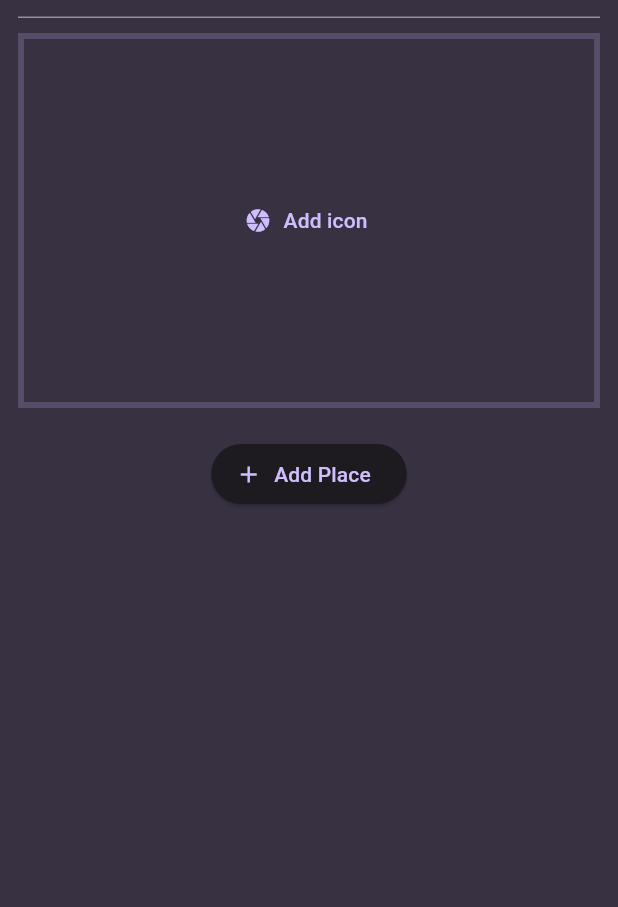
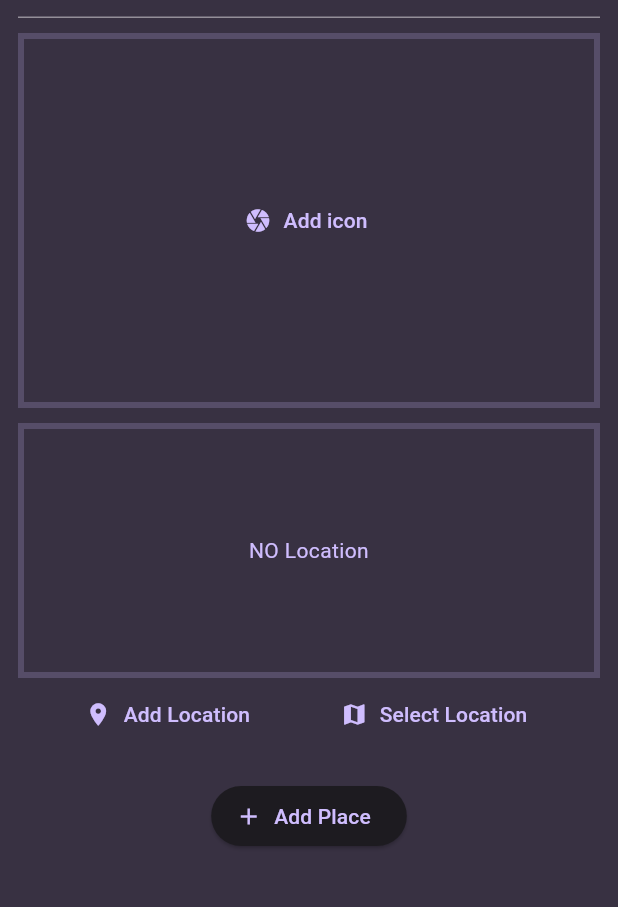
Before and after one commit to gitsak12/fav_place, a Flutter app: the AddPlaceScreen screen opened directly, on a phone screen of 412 x 824 dp, the part 156-1063 px from its top. Run offline on Flutter 3.47's test engine with Material 3 defaults, Android fonts, the phone set to English and light mode, and no system bars; our stand-ins replace flutter_riverpod, google_fonts, image_picker, location; missing offline and left inert: dart:ffi.

Commit message:
added location preview in app

```diff
--- a/lib/Screens/add_place.dart
+++ b/lib/Screens/add_place.dart
@@ -2,6 +2,7 @@ import 'dart:io';
 
 import 'package:favourite_place/Providers/user_places.dart';
 import 'package:favourite_place/Widgets/image_input.dart';
+import 'package:favourite_place/Widgets/location_input.dart';
 import 'package:favourite_place/models/place.dart';
 import 'package:flutter/cupertino.dart';
 import 'package:flutter/material.dart';
@@ -23,7 +24,9 @@ class _AddPlaceScreenState extends ConsumerState<AddPlaceScreen> {
     if (enteredText.isEmpty) {
       return;
     }
-    ref.read(userPlacesProvider.notifier).addPlace(enteredText, _selectedImage!);
+    ref
+        .read(userPlacesProvider.notifier)
+        .addPlace(enteredText, _selectedImage!);
     // agar hmm sirf provider name read kr rhe hai, agar hme notifier class read krni hai toh .notifier likho
     Navigator.of(context).pop();
   }
@@ -61,6 +64,10 @@ class _AddPlaceScreenState extends ConsumerState<AddPlaceScreen> {
               _selectedImage = image;
             }),
             SizedBox(
+              height: 10,
+            ),
+            LocationInput(),
+            SizedBox(
               height: 20,
             ),
             ElevatedButton.icon(
--- a/lib/Widgets/image_input.dart
+++ b/lib/Widgets/image_input.dart
@@ -40,10 +40,13 @@ class _ImageInputState extends State<ImageInput> {
         label: Text("Add icon"));
 
     if (_selectedImage != null) {
-      content = Image.file(
-        _selectedImage!,
-        fit: BoxFit.fill,
-        width: double.infinity,
+      content = GestureDetector(
+        onTap: _takePicture,
+        child: Image.file(
+          _selectedImage!,
+          fit: BoxFit.fill,
+          width: double.infinity,
+        ),
       );
     }
 
--- /dev/null
+++ b/lib/Widgets/location_input.dart
@@ -0,0 +1,90 @@
+import 'dart:ffi';
+
+import 'package:flutter/cupertino.dart';
+import 'package:flutter/material.dart';
+import 'package:location/location.dart';
+import 'package:http/http.dart' as http;
+class LocationInput extends StatefulWidget {
+  const LocationInput({super.key});
+
+  @override
+  State<LocationInput> createState() => _LocationInputState();
+}
+
+class _LocationInputState extends State<LocationInput> {
+  bool _isGettingLocation = false;
+
+  Future<void> _getCurrentLocation() async {
+    Location location = Location();
+
+    bool serviceEnabled;
+    PermissionStatus permissionGranted;
+    LocationData locationData;
+
+    serviceEnabled = await location.serviceEnabled();
+    if (!serviceEnabled) {
+      serviceEnabled = await location.requestService();
+      if (!serviceEnabled) {
+        return;
+      }
+    }
+
+    permissionGranted = await location.hasPermission();
+    if (permissionGranted == PermissionStatus.denied) {
+      permissionGranted = await location.requestPermission();
+      if (permissionGranted != PermissionStatus.granted) {
+        return;
+      }
+    }
+    setState(() {
+      _isGettingLocation = true;
+    });
+
+    locationData = await location.getLocation();
+    setState(() {
+      _isGettingLocation = false;
+    });
+  }
+
+  @override
+  Widget build(BuildContext context) {
+    Widget previewContent = Text("NO Location",
+        textAlign: TextAlign.center,
+        style: TextStyle(
+          color: Theme.of(context).colorScheme.primary,
+        ));
+
+    if (_isGettingLocation) {
+      previewContent = const CircularProgressIndicator();
+    }
+
+    return Column(
+      children: [
+        Container(
+          alignment: Alignment.center,
+          height: 170,
+          width: double.infinity,
+          decoration: BoxDecoration(
+              border: Border.all(
+                  width: 4,
+                  color:
+                      Theme.of(context).colorScheme.primary.withOpacity(0.2))),
+          child: previewContent,
+        ), // preview container
+        Row(
+          mainAxisAlignment: MainAxisAlignment.spaceEvenly,
+          children: [
+            TextButton.icon(
+                onPressed: _getCurrentLocation,
+                icon: Icon(Icons.location_on),
+                label: Text("Add Location")),
+            TextButton.icon(
+                onPressed: () {},
+                icon: Icon(Icons.map),
+                label: Text("Select Location")),
+          ],
+        )
+      ],
+    );
+  }
+}
--- a/pubspec.yaml
+++ b/pubspec.yaml
@@ -42,6 +42,8 @@ dependencies:
   camera: ^0.10.5+6
   path_provider: ^2.1.1
   path: ^1.8.3
+  location: ^5.0.3
+  http: ^1.1.2
 
 dev_dependencies:
   flutter_test:
```
Also changed, not shown: pubspec.lock, 2 other files.
